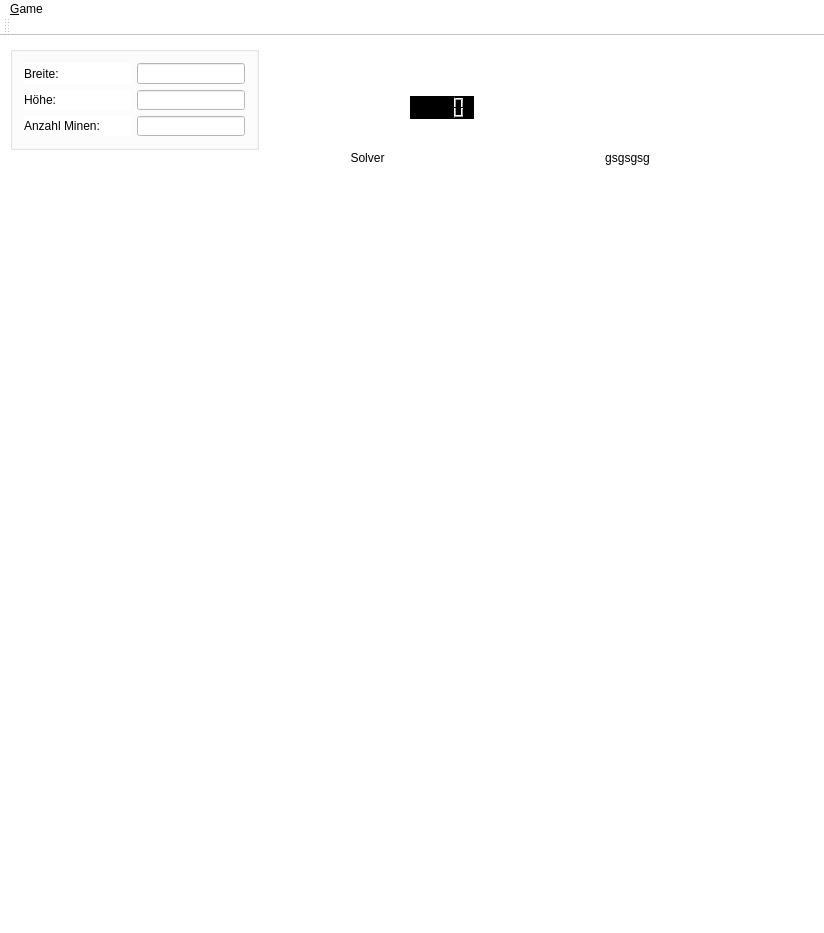
Above: mainwindow.ui from skullbox305/Minesweeper-Solver before the change. Below: the same form after it.
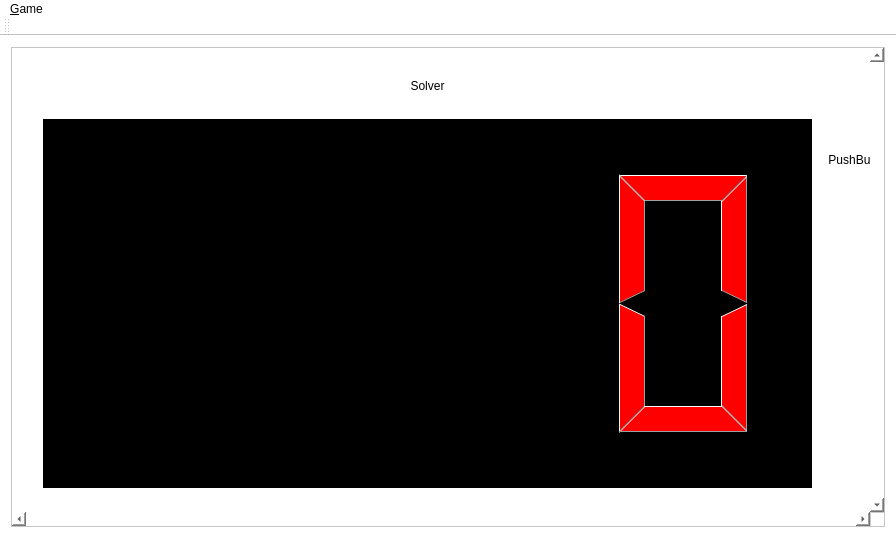
That is the form after the change. Icons and pictures are not drawn.

Commit message: Erste richtiger Commit

The edit to the form file:
```diff
--- a/mainwindow.ui
+++ b/mainwindow.ui
@@ -6,8 +6,8 @@
    <rect>
     <x>0</x>
     <y>0</y>
-    <width>824</width>
-    <height>933</height>
+    <width>896</width>
+    <height>560</height>
    </rect>
   </property>
   <property name="palette">
@@ -120,15 +120,43 @@
 	border:  1px, hidden;
 }</string>
    </property>
-   <widget class="QWidget" name="gridLayoutWidget">
+   <layout class="QGridLayout" name="gridLayout">
+    <item row="0" column="0">
+     <layout class="QGridLayout" name="gridLayout_4">
+      <item row="0" column="0">
+       <widget class="QScrollArea" name="scrollArea">
+        <property name="verticalScrollBarPolicy">
+         <enum>Qt::ScrollBarAlwaysOn</enum>
+        </property>
+        <property name="horizontalScrollBarPolicy">
+         <enum>Qt::ScrollBarAlwaysOn</enum>
+        </property>
+        <property name="sizeAdjustPolicy">
+         <enum>QAbstractScrollArea::AdjustIgnored</enum>
+        </property>
+        <property name="widgetResizable">
+         <bool>true</bool>
+        </property>
+        <widget class="QWidget" name="scrollAreaWidgetContents_4">
     <property name="geometry">
      <rect>
-      <x>10</x>
-      <y>180</y>
-      <width>671</width>
-      <height>551</height>
-     </rect>
-    </property>
+           <x>0</x>
+           <y>0</y>
+           <width>853</width>
+           <height>464</height>
+          </rect>
+         </property>
+         <widget class="QWidget" name="layoutWidget">
+          <property name="geometry">
+           <rect>
+            <x>20</x>
+            <y>20</y>
+            <width>791</width>
+            <height>431</height>
+           </rect>
+          </property>
+          <layout class="QGridLayout" name="gridLayout_2">
+           <item row="0" column="1">
     <layout class="QGridLayout" name="mineContainer" rowstretch="0" columnstretch="0">
      <property name="sizeConstraint">
       <enum>QLayout::SetFixedSize</enum>
@@ -137,19 +165,14 @@
       <number>0</number>
      </property>
     </layout>
-   </widget>
+           </item>
+           <item row="0" column="0">
+            <layout class="QGridLayout" name="gridLayout_3">
+             <item row="5" column="0">
    <widget class="QLCDNumber" name="lcdFlagCount">
     <property name="enabled">
      <bool>true</bool>
     </property>
-    <property name="geometry">
-     <rect>
-      <x>410</x>
-      <y>60</y>
-      <width>64</width>
-      <height>23</height>
-     </rect>
-    </property>
     <property name="autoFillBackground">
      <bool>false</bool>
     </property>
@@ -170,15 +193,16 @@
      <enum>QLCDNumber::Filled</enum>
     </property>
    </widget>
+             </item>
+             <item row="3" column="0">
+              <widget class="QPushButton" name="pushButton">
+               <property name="text">
+                <string>Solver</string>
+               </property>
+              </widget>
+             </item>
+             <item row="4" column="0">
    <widget class="QPushButton" name="smileyFace">
-    <property name="geometry">
-     <rect>
-      <x>730</x>
-      <y>280</y>
-      <width>31</width>
-      <height>27</height>
-     </rect>
-    </property>
     <property name="text">
      <string/>
     </property>
@@ -188,126 +212,30 @@
      </iconset>
     </property>
    </widget>
-   <widget class="QGroupBox" name="groupBox">
-    <property name="geometry">
-     <rect>
-      <x>10</x>
-      <y>10</y>
-      <width>249</width>
-      <height>104</height>
-     </rect>
-    </property>
-    <property name="title">
-     <string/>
-    </property>
-    <layout class="QGridLayout" name="gridLayout">
-     <item row="0" column="0">
-      <widget class="QLabel" name="label">
-       <property name="text">
-        <string>Breite:</string>
-       </property>
-       <layout class="QGridLayout" name="gridLayout">
-        <item row="0" column="0">
-         <widget class="QLabel" name="label">
-          <property name="text">
-           <string>Width:</string>
-          </property>
-         </widget>
-        </item>
-        <item row="1" column="0">
-         <widget class="QLabel" name="label_2">
-          <property name="text">
-           <string>Height:</string>
-          </property>
-         </widget>
-        </item>
-        <item row="1" column="1">
-         <widget class="QLineEdit" name="lineEdit_2"/>
-        </item>
-        <item row="0" column="1">
-         <widget class="QLineEdit" name="lineEdit"/>
-        </item>
-        <item row="2" column="1">
-         <widget class="QLineEdit" name="lineEdit_5">
-          <property name="text">
-           <string/>
-          </property>
-         </widget>
-        </item>
-        <item row="2" column="0">
-         <widget class="QLabel" name="label_5">
-          <property name="text">
-           <string>Mines:123</string>
-          </property>
-         </widget>
-        </item>
-       </layout>
-      </widget>
-     </item>
-     <item row="1" column="0">
-      <widget class="QLabel" name="label_2">
-       <property name="text">
-        <string>Höhe:</string>
-       </property>
-       <layout class="QGridLayout" name="gridLayout_6">
-        <item row="0" column="0">
-         <widget class="QCheckBox" name="checkBox">
-          <property name="text">
-           <string>Zeige Minen</string>
-          </property>
-         </widget>
-        </item>
-       </layout>
-      </widget>
-     </item>
-     <item row="0" column="1">
-      <widget class="QLineEdit" name="lineEdit"/>
-     </item>
-     <item row="2" column="1">
-      <widget class="QLineEdit" name="lineEdit_5">
-       <property name="text">
-        <string/>
-       </property>
-      </widget>
-     </item>
-     <item row="1" column="1">
-      <widget class="QLineEdit" name="lineEdit_2"/>
-     </item>
-     <item row="2" column="0">
-      <widget class="QLabel" name="label_5">
-       <property name="text">
-        <string>Anzahl Minen:</string>
-       </property>
-      </widget>
-     </item>
-    </layout>
-   </widget>
-   <widget class="QPushButton" name="pushButton">
-    <property name="geometry">
-     <rect>
-      <x>330</x>
-      <y>110</y>
-      <width>75</width>
-      <height>24</height>
-     </rect>
-    </property>
-    <property name="text">
-     <string>Solver</string>
-    </property>
+             </item>
+            </layout>
+           </item>
+          </layout>
    </widget>
    <widget class="QPushButton" name="pushButton_2">
     <property name="geometry">
      <rect>
-      <x>590</x>
-      <y>110</y>
+            <x>810</x>
+            <y>100</y>
       <width>75</width>
       <height>23</height>
      </rect>
     </property>
     <property name="text">
-     <string>gsgsgsg</string>
-    </property>
-   </widget>
+           <string>PushButton</string>
+          </property>
+         </widget>
+        </widget>
+       </widget>
+      </item>
+     </layout>
+    </item>
+   </layout>
   </widget>
   <widget class="QToolBar" name="mainToolBar">
    <attribute name="toolBarArea">
@@ -323,7 +251,7 @@
     <rect>
      <x>0</x>
      <y>0</y>
-     <width>824</width>
+     <width>896</width>
      <height>21</height>
     </rect>
    </property>
```
Lines whose indentation alone changed are shown as unchanged.
